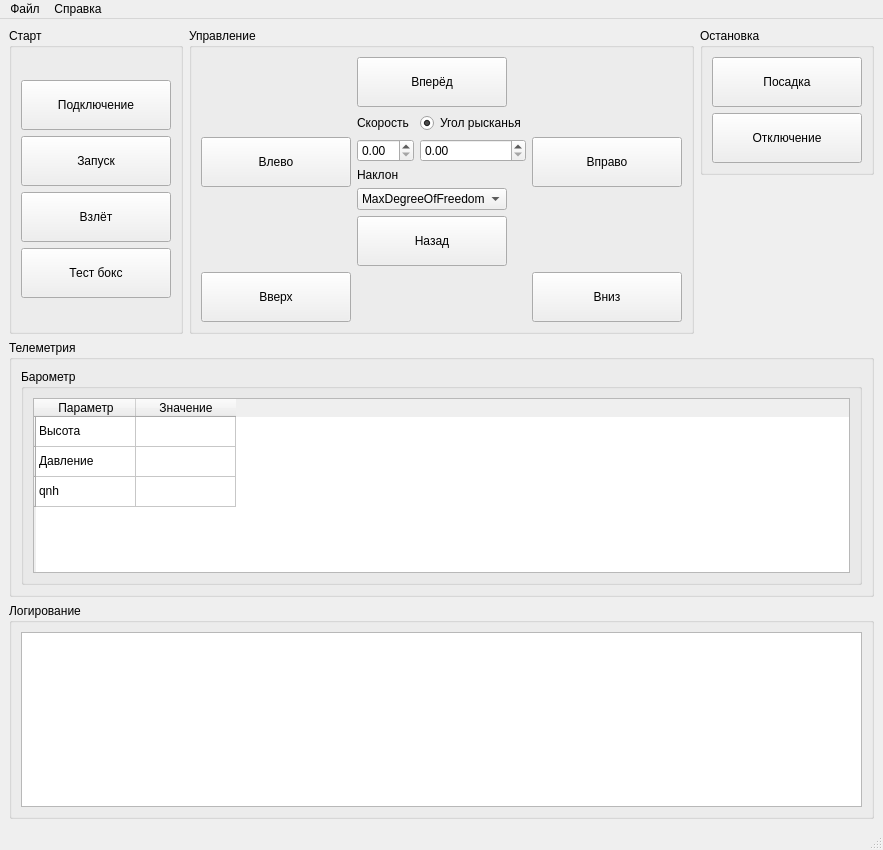
Old version of the form DroneSimClient/MainWindow/mainwindow.ui in the repository codingpluszheldor/DroneControl.
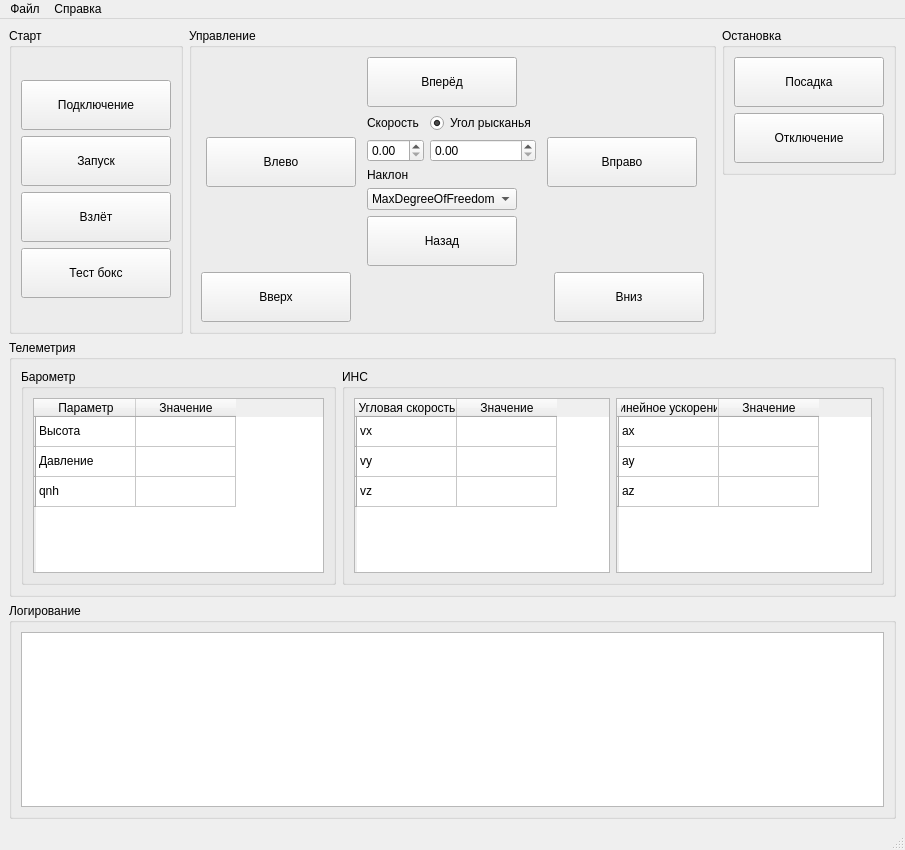
New version of the form.

```diff
--- a/DroneSimClient/MainWindow/mainwindow.ui
+++ b/DroneSimClient/MainWindow/mainwindow.ui
@@ -6,7 +6,7 @@
    <rect>
     <x>0</x>
     <y>0</y>
-    <width>880</width>
+    <width>905</width>
     <height>850</height>
    </rect>
   </property>
@@ -467,6 +467,8 @@
       </property>
       <layout class="QVBoxLayout" name="verticalLayout_11">
        <item>
+        <layout class="QHBoxLayout" name="horizontalLayout_6">
+         <item>
         <widget class="QGroupBox" name="groupBox_6">
          <property name="title">
           <string>Барометр</string>
@@ -519,6 +521,105 @@
          </layout>
         </widget>
        </item>
+         <item>
+          <widget class="QGroupBox" name="groupBox_7">
+           <property name="title">
+            <string>ИНС</string>
+           </property>
+           <layout class="QHBoxLayout" name="horizontalLayout_5">
+            <item>
+             <widget class="QTableWidget" name="twAngularVel">
+              <row>
+               <property name="text">
+                <string/>
+               </property>
+              </row>
+              <row>
+               <property name="text">
+                <string/>
+               </property>
+              </row>
+              <row>
+               <property name="text">
+                <string/>
+               </property>
+              </row>
+              <column>
+               <property name="text">
+                <string>Угловая скорость</string>
+               </property>
+              </column>
+              <column>
+               <property name="text">
+                <string>Значение</string>
+               </property>
+              </column>
+              <item row="0" column="0">
+               <property name="text">
+                <string>vx</string>
+               </property>
+              </item>
+              <item row="1" column="0">
+               <property name="text">
+                <string>vy</string>
+               </property>
+              </item>
+              <item row="2" column="0">
+               <property name="text">
+                <string>vz</string>
+               </property>
+              </item>
+             </widget>
+            </item>
+            <item>
+             <widget class="QTableWidget" name="twLinearAccel">
+              <row>
+               <property name="text">
+                <string/>
+               </property>
+              </row>
+              <row>
+               <property name="text">
+                <string/>
+               </property>
+              </row>
+              <row>
+               <property name="text">
+                <string/>
+               </property>
+              </row>
+              <column>
+               <property name="text">
+                <string>Линейное ускорение</string>
+               </property>
+              </column>
+              <column>
+               <property name="text">
+                <string>Значение</string>
+               </property>
+              </column>
+              <item row="0" column="0">
+               <property name="text">
+                <string>ax</string>
+               </property>
+              </item>
+              <item row="1" column="0">
+               <property name="text">
+                <string>ay</string>
+               </property>
+              </item>
+              <item row="2" column="0">
+               <property name="text">
+                <string>az</string>
+               </property>
+              </item>
+             </widget>
+            </item>
+           </layout>
+          </widget>
+         </item>
+        </layout>
+       </item>
       </layout>
      </widget>
     </item>
@@ -541,7 +642,7 @@
     <rect>
      <x>0</x>
      <y>0</y>
-     <width>880</width>
+     <width>905</width>
      <height>21</height>
     </rect>
    </property>
```
Left out of the diff: 2 changed lines with no effect on the pictures. Lines whose indentation alone changed are shown as unchanged.
